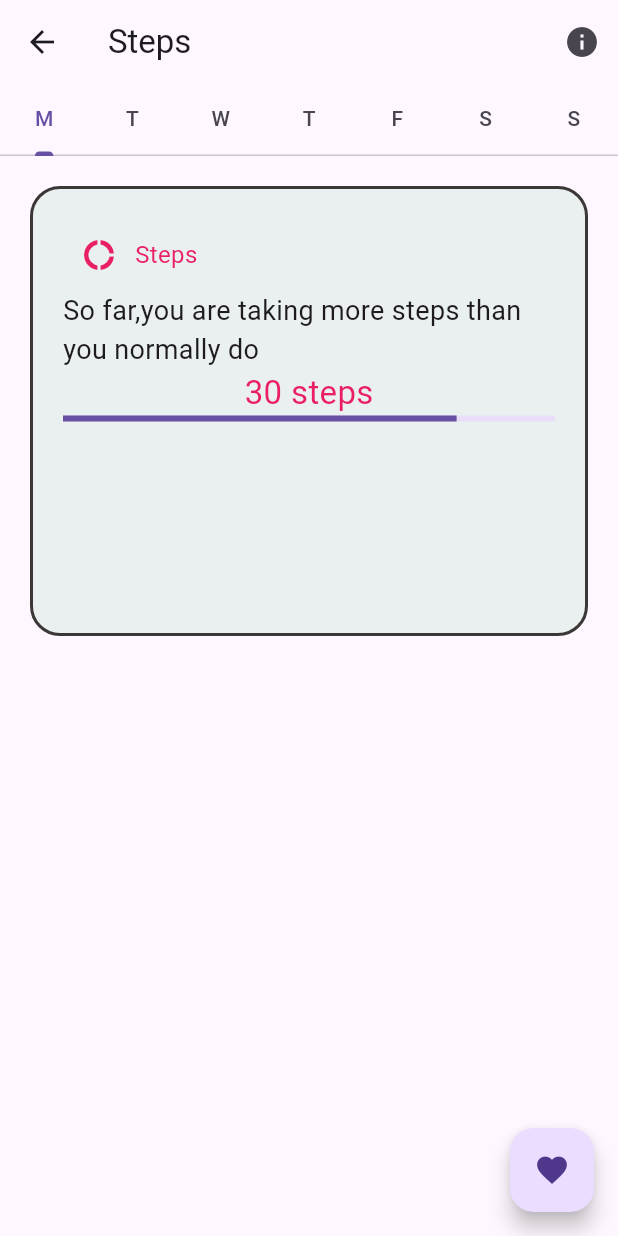
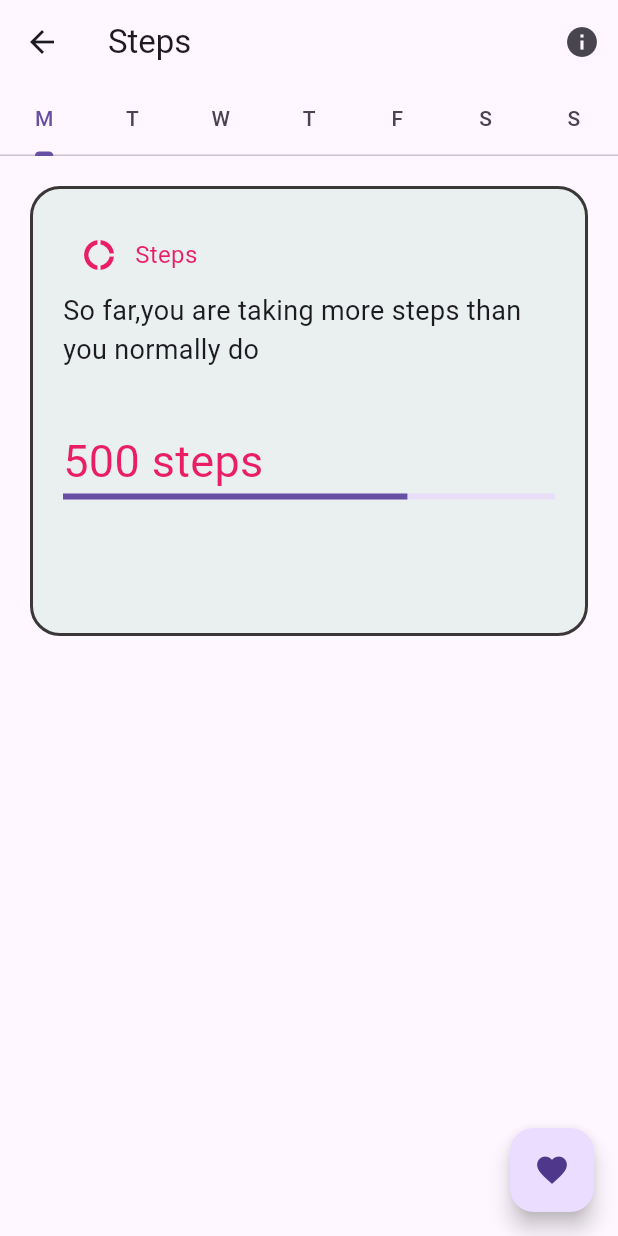
Before and after one commit to Amoako419/Flutter_Semester_Project, a Flutter app: the screen it shows after launch, after a tap on "View Steps Course", on a phone screen of 412 x 824 dp. Run offline on Flutter 3.47's test engine with Material 3 defaults, Android fonts, the phone set to English and light mode, and no system bars.

Commit message:
initial commit

```diff
--- a/health_monitor/lib/pages/steps.dart
+++ b/health_monitor/lib/pages/steps.dart
@@ -1,8 +1,13 @@
 import "package:flutter/material.dart";
 
-class Steps extends StatelessWidget {
+class Steps extends StatefulWidget {
   const Steps({super.key});
 
+  @override
+  State<Steps> createState() => _StepsState();
+}
+
+class _StepsState extends State<Steps> {
   @override
   Widget build(BuildContext context) {
     return MaterialApp(
@@ -17,8 +22,7 @@ class Steps extends StatelessWidget {
                   },
                 ),
                 title: const Text("Steps"),
-        bottom: const TabBar(
-          tabs: [
+                bottom: const TabBar(tabs: [
                   Tab(text: "M"),
                   Tab(text: "T"),
                   Tab(text: "W"),
@@ -26,9 +30,7 @@ class Steps extends StatelessWidget {
                   Tab(text: "F"),
                   Tab(text: "S"),
                   Tab(text: "S"),
-
-        ]
-        ),
+                ]),
                 actions: [
                   IconButton(
                     icon: const Icon(Icons.info),
@@ -66,70 +68,74 @@ IconButton(
                   _friday(),
                   _saturday(),
                   _sunday()
-      ],),
+                ],
+              ),
               floatingActionButton: const FloatingActionButton(
                 tooltip: 'favorite', // used by assistive technologies
                 onPressed: null,
                 child: Icon(Icons.favorite),
               ),
-      )
-      )
-      );
+            )));
   }
 
   ////--- Start Monday --//////
   Widget _monday() {
-   return  Column(
+    return Column(
       children: [
-      _daily(),
+        _daily(500),
       ],
     );
   }
+
   ////--- End Monday --//////
   ///
   ///
   ///
   ////--- Start Monday --//////
   Widget _tuesday() {
-   return const Column(
+    return Column(
       children: [
-      Text("Tuesday Demo")
+        _daily(400),
       ],
     );
   }
+
   ////--- End Monday --//////
   ////--- Start Monday --//////
   Widget _wednesday() {
-   return const Column(
+    return Column(
       children: [
-      Text("Wednesday Demo")
+        _daily(900),
       ],
     );
   }
+
   ////--- End Monday --//////
   ///
   ///
   ///
   ////--- Start Monday --//////
   Widget _thursday() {
-   return const Column(
+    return Column(
       children: [
-      Text("Thursday Demo")
+        _daily(600),
       ],
     );
   }
+
   ////--- End Monday --//////
   ///
   ///
   ///
   ////--- Start Monday --//////
   Widget _friday() {
-   return const Column(
+    return Column(
       children: [
-      Text("Friday Demo")
+        _daily(900),
       ],
     );
   }
+
   ////--- End Monday --//////
   ///
   ///
@@ -138,54 +144,70 @@ IconButton(
   ///
   ////--- Start Monday --//////
   Widget _saturday() {
-   return const Column(
+    return Column(
       children: [
-      Text("Saturday Demo")
+        _daily(600),
       ],
     );
   }
+
   ////--- End Monday --//////
   ///
   ///
   ////--- Start Monday --//////
   Widget _sunday() {
-   return const Column(
+    return Column(
       children: [
-      Text("Sunday Demo")
+        _daily(300),
       ],
     );
   }
+
   ////--- End Monday --//////
   ///
   ///
   ///
   ///
   ///DailyWidget
-  Widget _daily(){
+  Widget _daily(int steps) {
     return Container(
       width: double.infinity,
       height: 300.0,
       margin: const EdgeInsets.all(20),
       padding: const EdgeInsets.all(20),
-      decoration: BoxDecoration(border: Border.all(color: const Color.fromARGB(255, 59, 55, 55),width: 2.0),
+      decoration: BoxDecoration(
+          border: Border.all(
+              color: const Color.fromARGB(255, 59, 55, 55), width: 2.0),
           borderRadius: BorderRadiusDirectional.circular(20),
-      color: const Color.fromARGB(255, 234, 240, 240)
-
-      ),
+          color: const Color.fromARGB(255, 234, 240, 240)),
       child: Column(
         children: [
-        Row(
-          children:[IconButton(onPressed: (){}, icon: const Icon(Icons.donut_large),color: Colors.pink,),
-        const Text("Steps",style: TextStyle(color: Colors.pink,fontSize: 16.0),),]),
-        const Text("So far,you are taking more steps than you normally do",style: TextStyle(fontSize: 18.0),),
-        const Text("30 steps",style: TextStyle(color: Colors.pink,fontSize:22.0)),
-        const LinearProgressIndicator(
-        value: 0.8,
-
+          Row(children: [
+            IconButton(
+              onPressed: () {},
+              icon: const Icon(Icons.donut_large),
+              color: Colors.pink,
+            ),
+            Text(
+              "Steps",
+              style: TextStyle(color: Colors.pink, fontSize: 16.0),
+            ),
+          ]),
+          Text(
+            "So far,you are taking more steps than you normally do",
+            style: TextStyle(fontSize: 18.0),
+          ),
+          Padding(padding: EdgeInsets.all(20)),
+          Align(
+            alignment: Alignment.topLeft,
+            child: Text("$steps steps",
+                style: TextStyle(color: Colors.pink, fontSize: 30.0)),
+          ),
+          LinearProgressIndicator(
+            value: 0.7,
           )
         ],
       ),
-
     );
   }
 }
```
Also changed, not shown: 1 other file. Lines whose indentation alone changed are shown as unchanged.
